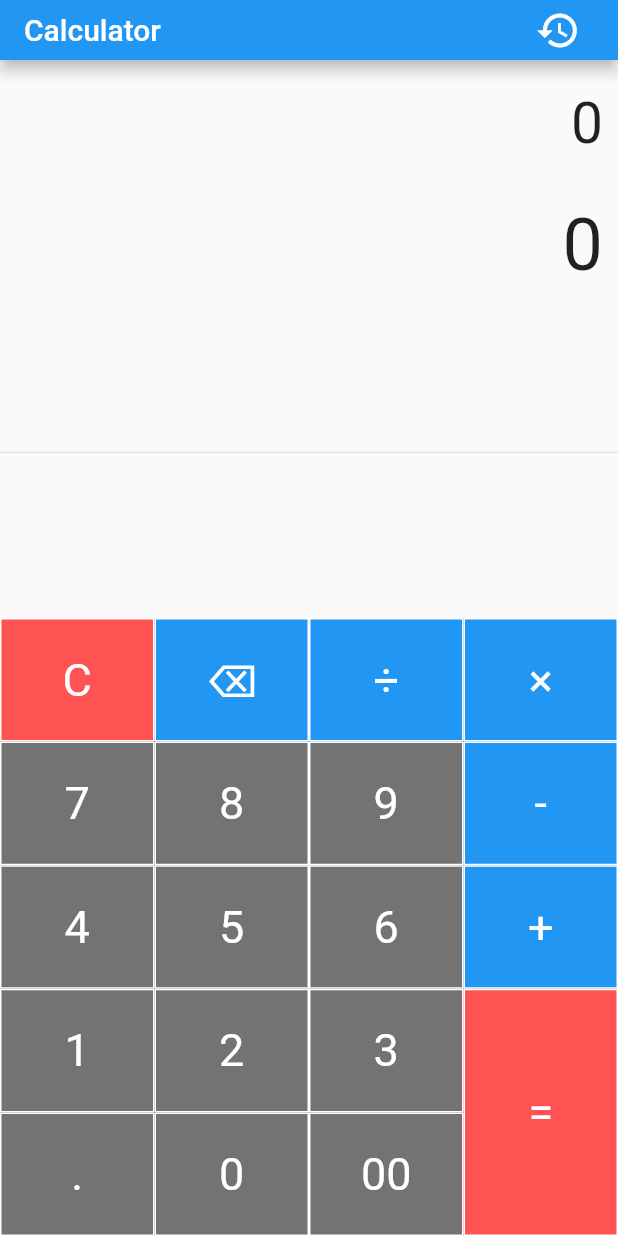
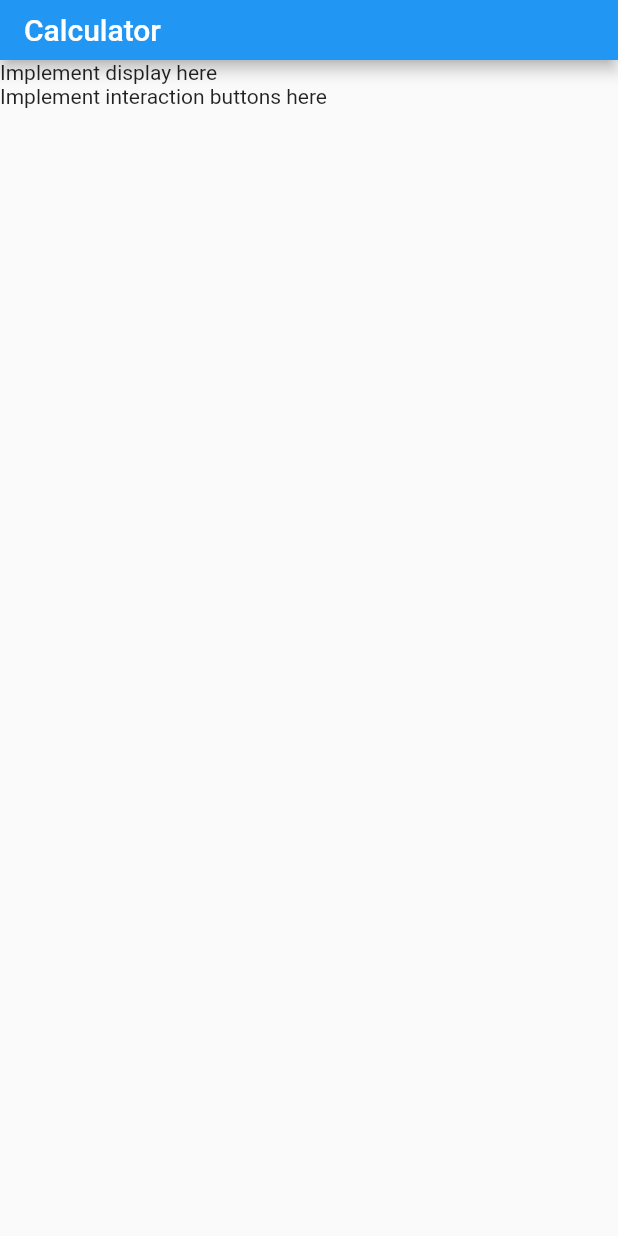
Before and after one commit to kruziikinc/KruziikInterviewChallenge, a Flutter app: the screen it shows after launch, on a phone screen of 412 x 824 dp. Run offline on Flutter 3.47's test engine with Material 2 defaults, Android fonts, the phone set to English and light mode, and no system bars.

Commit message:
Revert "final commit --challenge submission"
This reverts commit ae7af7c7e87137ef4e329f4238bf7156520d8415.

```diff
--- a/lib/nav/appbar.dart
+++ b/lib/nav/appbar.dart
@@ -1,4 +1,3 @@
-import 'package:calc_challenge/screens/history.dart';
 import 'package:flutter/material.dart';
 
 class CustomNav extends StatelessWidget with PreferredSizeWidget {
@@ -6,21 +5,6 @@ class CustomNav extends StatelessWidget with PreferredSizeWidget {
   Widget build(BuildContext context) {
     return AppBar(
       title: Text('Calculator'),
-      actions: [
-        Padding(
-          padding: const EdgeInsets.only(right: 25.0),
-          child: GestureDetector(
-            onTap: () {
-              Navigator.push(context,
-                  MaterialPageRoute(builder: (context) => history()));
-            },
-            child: Icon(
-              Icons.history,
-              size: 30,
-            ),
-          ),
-        )
-      ],
     );
   }
 
--- a/lib/screens/home.dart
+++ b/lib/screens/home.dart
@@ -1,9 +1,5 @@
 import 'package:calc_challenge/nav/appbar.dart';
 import 'package:flutter/material.dart';
-import 'package:math_expressions/math_expressions.dart';
-import 'package:shared_preferences/shared_preferences.dart';
-
-import '../nav/appbar.dart';
 
 class Home extends StatefulWidget {
   @override
@@ -11,205 +7,22 @@ class Home extends StatefulWidget {
 }
 
 class _HomeState extends State<Home> {
-
-  String equation = "0";
-  String result = "0";
-  String expression = "";
-  double equationFontSize = 38.0;
-  double resultFontSize = 48.0;
-
-  buttonPressed(String buttonText) async{
-    SharedPreferences sprefs=await SharedPreferences.getInstance();
-    sprefs.setString('equation','0');
-    sprefs.setString('result','0');
-    setState(() {
-      if(buttonText == "C"){
-        equation = "0";
-        result = "0";
-        equationFontSize = 38.0;
-        resultFontSize = 48.0;
-      }
-
-      else if(buttonText == "⌫"){
-        equationFontSize = 48.0;
-        resultFontSize = 38.0;
-        equation = equation.substring(0, equation.length - 1);
-        if(equation == ""){
-          equation = "0";
-        }
-      }
-
-      else if(buttonText == "="){
-        equationFontSize = 38.0;
-        resultFontSize = 48.0;
-
-        expression = equation;
-        expression = expression.replaceAll('×', '*');
-        expression = expression.replaceAll('÷', '/');
-
-        try{
-          Parser p = Parser();
-          Expression exp = p.parse(expression);
-
-          ContextModel cm = ContextModel();
-          result = '${exp.evaluate(EvaluationType.REAL, cm)}';
-        }catch(e){
-          result = "Error";
-        }
-
-      }
-
-      else{
-        equationFontSize = 48.0;
-        resultFontSize = 38.0;
-        if(equation == "0"){
-          equation = buttonText;
-        }else {
-          equation = equation + buttonText;
-        }
-      }
-    });
-  }
-
-  Widget buildButton(String buttonText, double buttonHeight, Color buttonColor){
-    return Container(
-      height: MediaQuery.of(context).size.height * 0.1 * buttonHeight,
-      color: buttonColor,
-      child: FlatButton(
-          shape: RoundedRectangleBorder(
-              borderRadius: BorderRadius.circular(0.0),
-              side: BorderSide(
-                  color: Colors.white,
-                  width: 1,
-                  style: BorderStyle.solid
-              )
-          ),
-          padding: EdgeInsets.all(16.0),
-          onPressed: () => buttonPressed(buttonText),
-          child: Text(
-            buttonText,
-            style: TextStyle(
-                fontSize: 30.0,
-                fontWeight: FontWeight.normal,
-                color: Colors.white
-            ),
-          )
-      ),
-    );
-  }
-
-
   @override
   Widget build(BuildContext context) {
     return Scaffold(
       appBar: CustomNav(),
       body: Column(
-        children: <Widget>[
-
-
-          Container(
-            alignment: Alignment.centerRight,
-            padding: EdgeInsets.fromLTRB(10, 20, 10, 0),
-            child: Text(equation, style: TextStyle(fontSize: equationFontSize),),
-          ),
-
-
-          Container(
-            alignment: Alignment.centerRight,
-            padding: EdgeInsets.fromLTRB(10, 30, 10, 0),
-            child: Text(result, style: TextStyle(fontSize: resultFontSize),),
-          ),
-
-
-          Expanded(
-            child: Divider(),
-          ),
-
-
+        children: [
           Row(
-            mainAxisAlignment: MainAxisAlignment.center,
-            children: <Widget>[
-              Container(
-                width: MediaQuery.of(context).size.width * .75,
-                child: Table(
-                  children: [
-                    TableRow(
-                        children: [
-                          buildButton("C", 1, Colors.redAccent),
-                          buildButton("⌫", 1, Colors.blue),
-                          buildButton("÷", 1, Colors.blue),
-                        ]
-                    ),
-
-                    TableRow(
-                        children: [
-                          buildButton("7", 1, Colors.black54),
-                          buildButton("8", 1, Colors.black54),
-                          buildButton("9", 1, Colors.black54),
-                        ]
-                    ),
-
-                    TableRow(
-                        children: [
-                          buildButton("4", 1, Colors.black54),
-                          buildButton("5", 1, Colors.black54),
-                          buildButton("6", 1, Colors.black54),
-                        ]
-                    ),
-
-                    TableRow(
-                        children: [
-                          buildButton("1", 1, Colors.black54),
-                          buildButton("2", 1, Colors.black54),
-                          buildButton("3", 1, Colors.black54),
-                        ]
-                    ),
-
-                    TableRow(
-                        children: [
-                          buildButton(".", 1, Colors.black54),
-                          buildButton("0", 1, Colors.black54),
-                          buildButton("00", 1, Colors.black54),
-                        ]
-                    ),
-                  ],
-                ),
-              ),
-
-
-              Container(
-                width: MediaQuery.of(context).size.width * 0.25,
-                child: Table(
-                  children: [
-                    TableRow(
-                        children: [
-                          buildButton("×", 1, Colors.blue),
-                        ]
-                    ),
-
-                    TableRow(
-                        children: [
-                          buildButton("-", 1, Colors.blue),
-                        ]
-                    ),
-
-                    TableRow(
-                        children: [
-                          buildButton("+", 1, Colors.blue),
-                        ]
-                    ),
-
-                    TableRow(
-                        children: [
-                          buildButton("=", 2, Colors.redAccent),
-                        ]
-                    ),
-                  ],
-                ),
-              )
+            children: [
+              Text('Implement display here'),
             ],
           ),
-
+          Row(
+            children: [
+              Text('Implement interaction buttons here'),
+            ],
+          )
         ],
       ),
     );
--- a/pubspec.yaml
+++ b/pubspec.yaml
@@ -23,8 +23,6 @@ environment:
 dependencies:
   flutter:
     sdk: flutter
-  math_expressions: ^2.0.2
-  shared_preferences: ^0.5.12+4
 
 
   # The following adds the Cupertino Icons font to your application.
```
Also changed, not shown: pubspec.lock.
